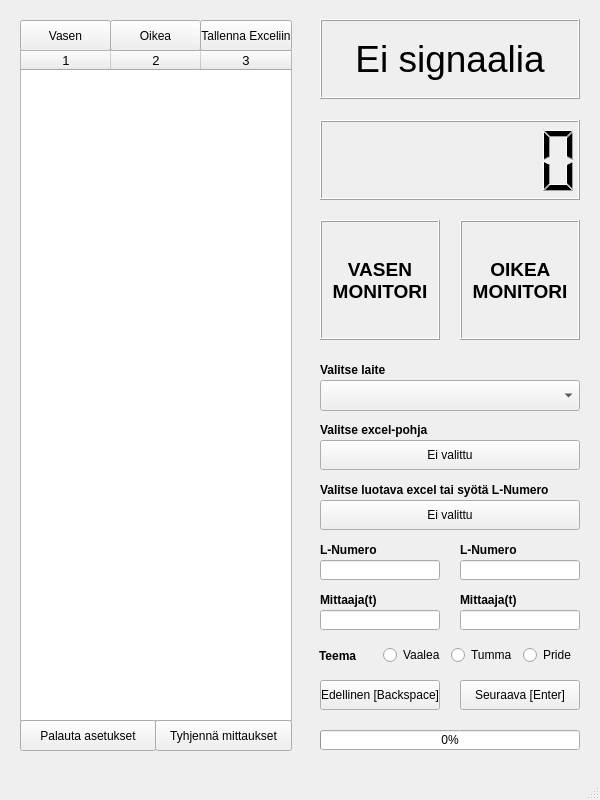
The window that ui.ui (cyanidesayonara/monitorimittari) describes before a commit, drawn with Qt 5.
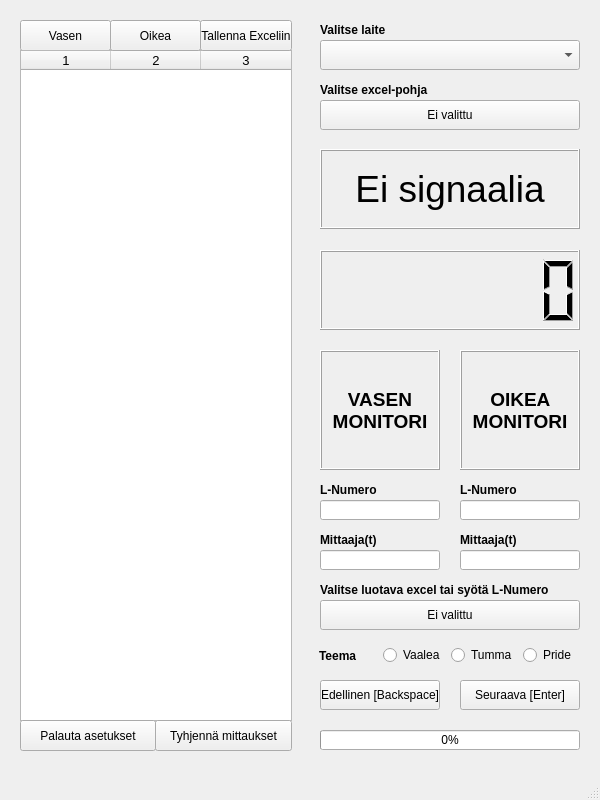
The same window after the commit.

What changed in the file:
```diff
--- a/ui.ui
+++ b/ui.ui
@@ -44,9 +44,9 @@
     <property name="geometry">
      <rect>
       <x>320</x>
-      <y>380</y>
+      <y>40</y>
       <width>260</width>
-      <height>31</height>
+      <height>30</height>
      </rect>
     </property>
    </widget>
@@ -54,7 +54,7 @@
     <property name="geometry">
      <rect>
       <x>320</x>
-      <y>360</y>
+      <y>20</y>
       <width>260</width>
       <height>20</height>
      </rect>
@@ -73,7 +73,7 @@
     <property name="geometry">
      <rect>
       <x>320</x>
-      <y>120</y>
+      <y>250</y>
       <width>260</width>
       <height>80</height>
      </rect>
@@ -95,7 +95,7 @@
     <property name="geometry">
      <rect>
       <x>320</x>
-      <y>19</y>
+      <y>149</y>
       <width>260</width>
       <height>80</height>
      </rect>
@@ -176,7 +176,7 @@
     <property name="geometry">
      <rect>
       <x>320</x>
-      <y>560</y>
+      <y>500</y>
       <width>120</width>
       <height>20</height>
      </rect>
@@ -186,7 +186,7 @@
     <property name="geometry">
      <rect>
       <x>460</x>
-      <y>560</y>
+      <y>500</y>
       <width>120</width>
       <height>20</height>
      </rect>
@@ -196,7 +196,7 @@
     <property name="geometry">
      <rect>
       <x>320</x>
-      <y>220</y>
+      <y>350</y>
       <width>120</width>
       <height>120</height>
      </rect>
@@ -228,7 +228,7 @@
     <property name="geometry">
      <rect>
       <x>460</x>
-      <y>220</y>
+      <y>350</y>
       <width>120</width>
       <height>120</height>
      </rect>
@@ -260,7 +260,7 @@
     <property name="geometry">
      <rect>
       <x>320</x>
-      <y>540</y>
+      <y>480</y>
       <width>120</width>
       <height>20</height>
      </rect>
@@ -279,7 +279,7 @@
     <property name="geometry">
      <rect>
       <x>460</x>
-      <y>540</y>
+      <y>480</y>
       <width>120</width>
       <height>20</height>
      </rect>
@@ -298,7 +298,7 @@
     <property name="geometry">
      <rect>
       <x>320</x>
-      <y>590</y>
+      <y>530</y>
       <width>120</width>
       <height>20</height>
      </rect>
@@ -317,7 +317,7 @@
     <property name="geometry">
      <rect>
       <x>460</x>
-      <y>590</y>
+      <y>530</y>
       <width>120</width>
       <height>20</height>
      </rect>
@@ -336,7 +336,7 @@
     <property name="geometry">
      <rect>
       <x>320</x>
-      <y>610</y>
+      <y>550</y>
       <width>120</width>
       <height>20</height>
      </rect>
@@ -346,7 +346,7 @@
     <property name="geometry">
      <rect>
       <x>460</x>
-      <y>610</y>
+      <y>550</y>
       <width>120</width>
       <height>20</height>
      </rect>
@@ -471,7 +471,7 @@
     <property name="geometry">
      <rect>
       <x>320</x>
-      <y>415</y>
+      <y>75</y>
       <width>260</width>
       <height>30</height>
      </rect>
@@ -490,7 +490,7 @@
     <property name="geometry">
      <rect>
       <x>320</x>
-      <y>475</y>
+      <y>575</y>
       <width>260</width>
       <height>30</height>
      </rect>
@@ -581,7 +581,7 @@
     <property name="geometry">
      <rect>
       <x>320</x>
-      <y>500</y>
+      <y>600</y>
       <width>260</width>
       <height>30</height>
      </rect>
@@ -594,7 +594,7 @@
     <property name="geometry">
      <rect>
       <x>320</x>
-      <y>440</y>
+      <y>100</y>
       <width>260</width>
       <height>30</height>
      </rect>
```
Left out of the diff: 10 changed lines with no effect on the pictures.
